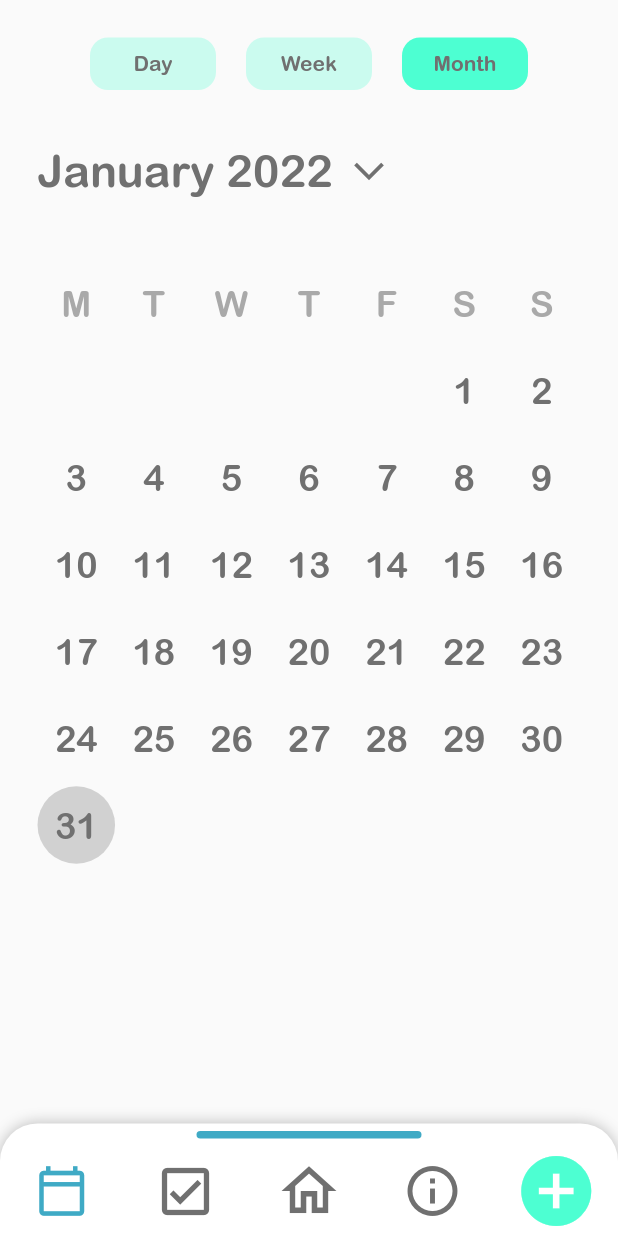
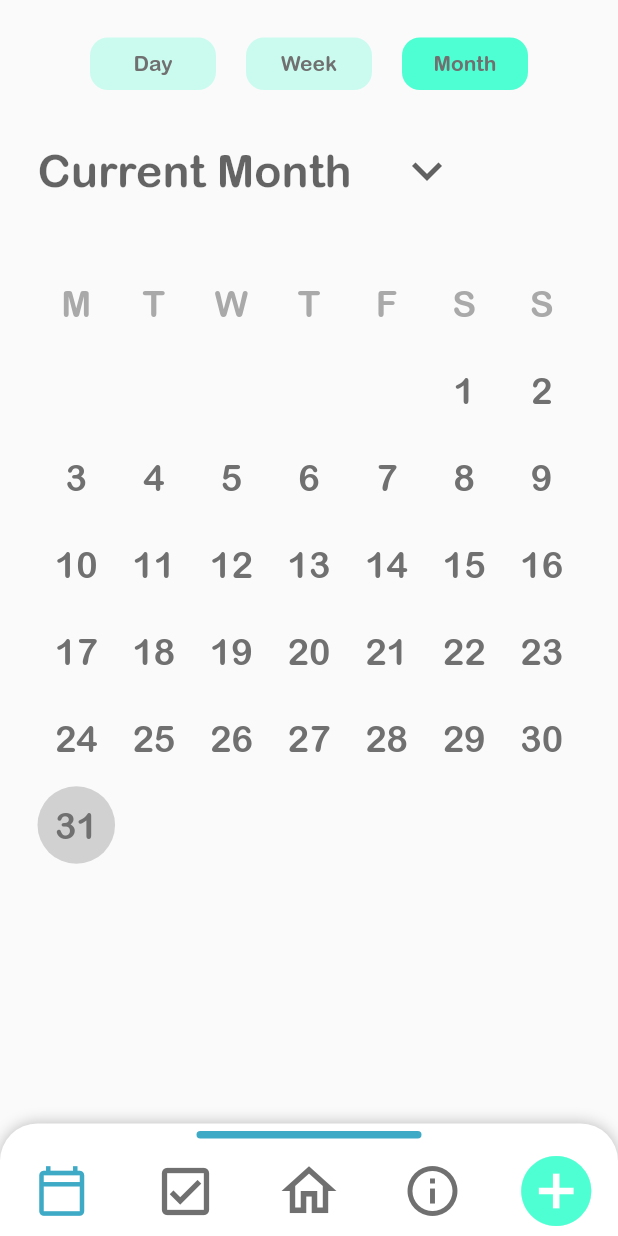
Before and after one commit to WilliamHoltsdalen/ProductivityApp, a Flutter app: the screen it shows after launch, after a tap on the "calendar today" icon, on a phone screen of 412 x 824 dp. Run offline on Flutter 3.47's test engine with Material 2 defaults, Android fonts, the phone set to English and light mode, and no system bars; drawn by our look-alikes of dropdown_button2, sliding_up_panel; our stand-ins replace page_transition.

Commit message:
Worked on CalendarPage and upgraded flutter version

```diff
--- a/lib/CalendarPage.dart
+++ b/lib/CalendarPage.dart
@@ -1,7 +1,7 @@
 import 'package:flutter/material.dart';
 import 'widgets.dart';
 import 'assets.dart';
-import 'dart:math' as math;
+import 'package:dropdown_button2/dropdown_button2.dart';
 
 var date = new DateTime.now().day;
 int monthLength =
@@ -26,9 +26,30 @@ int dateCalculation(int i, int j) {
     return (((i * 7) + (temp + 1)) - (weekDayMonthStart - 1));
 }
 
-class CalendarPage extends StatelessWidget {
-  const CalendarPage({Key key}) : super(key: key);
+class CalendarPage extends StatefulWidget {
+  @override
+  _CalendarPageState createState() => _CalendarPageState();
+}
 
+class _CalendarPageState extends State<CalendarPage> {
+  String? selectedValue;
+
+  List<String> items = [
+    'January 2022',
+    'February 2022',
+    'March 2022',
+    'April 2022',
+    'May 2022',
+    'June 2022',
+    'July 2022',
+    'August 2022',
+    'September 2022',
+    'October 2022',
+    'November 2022',
+    'December 2022'
+  ];
+
+  @override
   Widget build(BuildContext context) {
     return MaterialApp(
       theme: ThemeData(fontFamily: "ArialRoundedBd"),
@@ -52,18 +73,41 @@ class CalendarPage extends StatelessWidget {
                   margin: EdgeInsets.only(left: 25, top: 5),
                   child: Row(
                     children: <Widget>[
-                      Text(
-                        "January 2022",
-                        style: TextStyle(color: greyColor, fontSize: 30),
-                      ),
-                      Transform.rotate(
-                        angle: -math.pi / 2,
-                        child: IconButton(
-                          color: greyColor,
-                          icon: Icon(
-                            Icons.arrow_back_ios_outlined,
+                      DropdownButtonHideUnderline(
+                        child: DropdownButton2(
+                          hint: Text('Current Month'),
+                          style: TextStyle(
+                              color: greyColor,
+                              fontSize: 30,
+                              fontFamily: "ArialRoundedBd"),
+                          value: selectedValue,
+                          icon: Icon(Icons.keyboard_arrow_down),
+                          iconSize: 40,
+                          items: items
+                              .map(
+                                (item) => DropdownMenuItem<String>(
+                                  value: item,
+                                  child: Text(item),
+                                ),
+                              )
+                              .toList(),
+                          onChanged: (value) {
+                            setState(() {
+                              selectedValue = value as String;
+                            });
+                          },
+                          itemPadding:
+                              EdgeInsets.only(left: 15, right: 15, top: 10),
+                          dropdownMaxHeight: 250,
+                          dropdownWidth: 270,
+                          dropdownPadding: null,
+                          dropdownDecoration: BoxDecoration(
+                            borderRadius: BorderRadius.circular(15),
                           ),
-                          onPressed: () => {},
+                          scrollbarRadius: Radius.circular(40),
+                          scrollbarThickness: 5,
+                          scrollbarAlwaysShow: true,
+                          offset: Offset(-5, 0),
                         ),
                       ),
                     ],
--- a/lib/main.dart
+++ b/lib/main.dart
@@ -7,8 +7,6 @@ import 'assets.dart';
 void main() => runApp(new HomePage());
 
 class HomePage extends StatelessWidget {
-  const HomePage({Key key}) : super(key: key);
-
   @override
   Widget build(BuildContext context) {
     return MaterialApp(
--- a/lib/widgets.dart
+++ b/lib/widgets.dart
@@ -14,7 +14,7 @@ Color colorPageIcon(String pageIndex, String iconIndex) {
 }
 
 class SlideUpMenu extends StatelessWidget {
-  SlideUpMenu({@required this.backDropColor, this.pageName});
+  SlideUpMenu({required this.backDropColor, required this.pageName});
   final Color backDropColor;
   final String pageName;
 
--- a/pubspec.yaml
+++ b/pubspec.yaml
@@ -18,7 +18,7 @@ publish_to: 'none' # Remove this line if you wish to publish to pub.dev
 version: 1.0.0+1
 
 environment:
-  sdk: ">=2.7.0 <3.0.0"
+  sdk: ">=2.12.0 <3.0.0"
 
 dependencies:
   flutter:
@@ -32,6 +32,9 @@ dependencies:
   sliding_up_panel: ^2.0.0+1
   # Added this to easily get page-transitions
   page_transition: "^2.0.4"
+  # Added this to get a better DropdownButton
+  dropdown_button2: ^1.1.1
+
 
 dev_dependencies:
   flutter_test:
```
Also changed, not shown: pubspec.lock.
